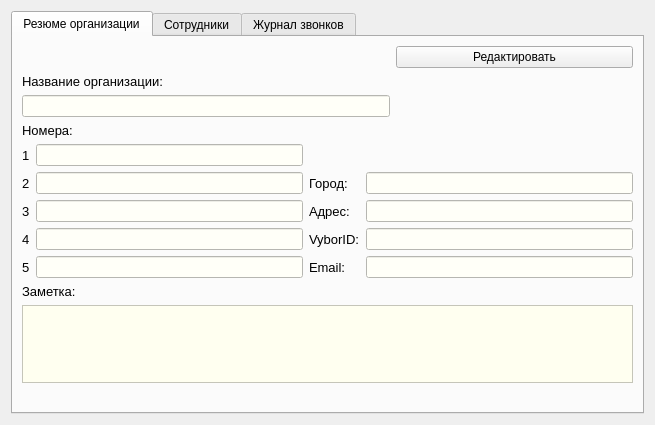
The window that ViewOrgContactDialog.ui (okostynchuk/Outcall) describes before a commit, drawn with Qt 5.
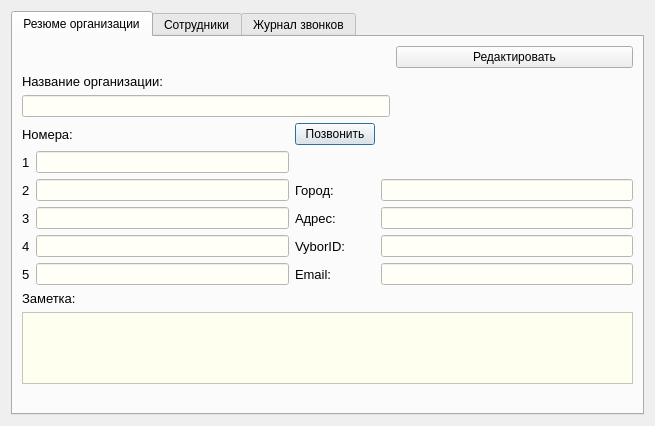
The same window after the commit. Icons and pictures are not drawn.

Commit message: Place call in views

The edit to the form file:
```diff
--- a/ViewOrgContactDialog.ui
+++ b/ViewOrgContactDialog.ui
@@ -330,6 +330,13 @@
              </property>
             </widget>
            </item>
+           <item row="0" column="2">
+            <widget class="QPushButton" name="callButton">
+             <property name="text">
+              <string>Позвонить</string>
+             </property>
+            </widget>
+           </item>
           </layout>
          </item>
          <item>
```
The commit also changes 6 other files.
